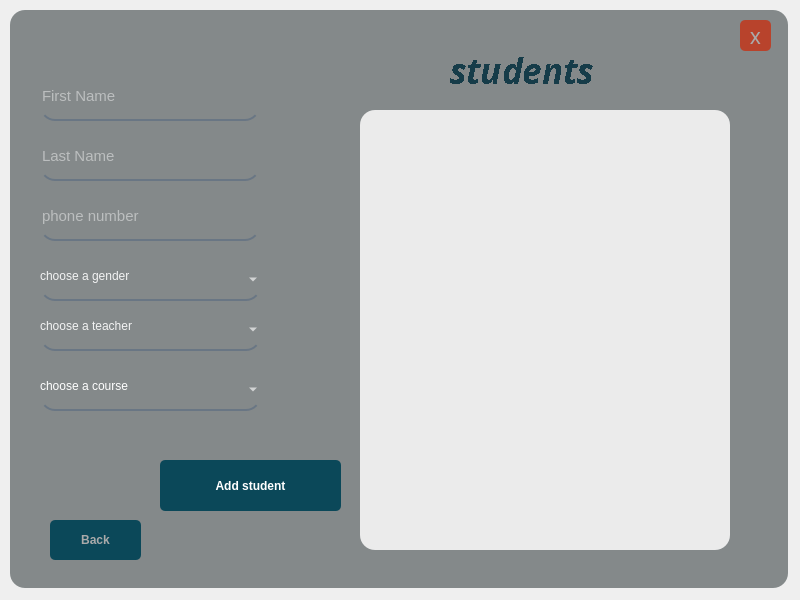
IxBahy/EDU-center-system, file UIs/add_s.ui: the form before one commit.
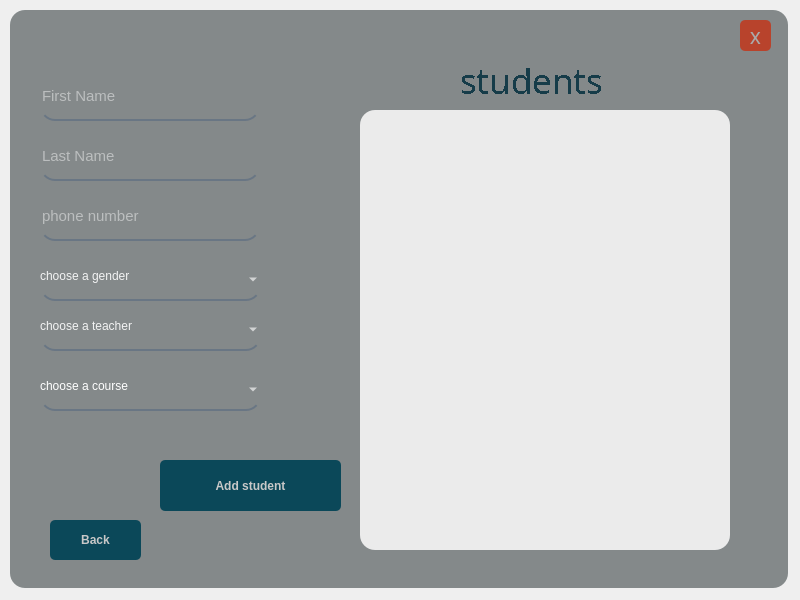
The form after the commit.

```diff
--- a/UIs/add_s.ui
+++ b/UIs/add_s.ui
@@ -120,10 +120,9 @@
      <property name="styleSheet">
       <string notr="true">QPushButton#BackButton{
 	
-	
 	background-color: rgb(11, 72, 89);
 	border-radius:5px;
-color:rgb(170, 170, 170);
+	color:rgb(200,200,200);
 }
 QPushButton#BackButton:hover{	
 	background-color: qlineargradient(spread:pad, x1:0.99, y1:1, x2:0, y2:0, stop:0.119403 rgba(19, 122, 150, 255), stop:0.791045 rgba(37, 44, 38, 255));
@@ -212,11 +211,9 @@
      </property>
      <property name="styleSheet">
       <string notr="true">QPushButton#add_Button{
-	
-	
 	background-color: rgb(11, 72, 89);
 	border-radius:5px;
-color:rgb(255, 255, 255);
+	color:rgb(200,200,200);
 }
 QPushButton#add_Button:hover{	
 	background-color: qlineargradient(spread:pad, x1:0.99, y1:1, x2:0, y2:0, stop:0.119403 rgba(19, 122, 150, 255), stop:0.791045 rgba(37, 44, 38, 255));
@@ -253,19 +250,19 @@
     <widget class="QLabel" name="list_Name">
      <property name="geometry">
       <rect>
-       <x>440</x>
-       <y>0</y>
+       <x>450</x>
+       <y>10</y>
        <width>181</width>
        <height>121</height>
       </rect>
      </property>
      <property name="font">
       <font>
-       <family>Cascadia Code ExtraLight</family>
+       <family>Dubai Medium</family>
        <pointsize>26</pointsize>
-       <weight>75</weight>
-       <italic>true</italic>
-       <bold>true</bold>
+       <weight>50</weight>
+       <italic>false</italic>
+       <bold>false</bold>
        <underline>false</underline>
        <strikeout>false</strikeout>
        <stylestrategy>NoAntialias</stylestrategy>
```
Left out of the diff: 21 changed lines with no effect on the pictures.
